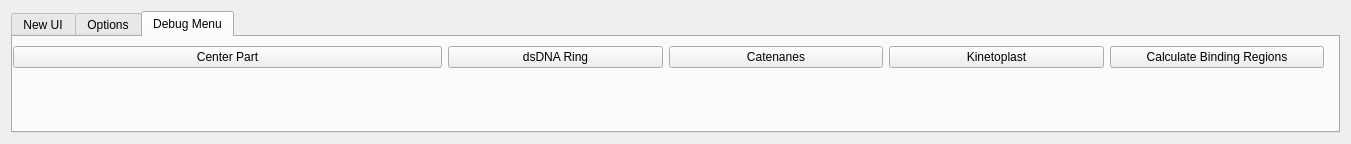
Above: AdenitaCoreSE/form/SEAdenitaCoreSEAppGUI.ui from edellano/Adenita-SAMSON-Edition before the change. Below: the same form after it.
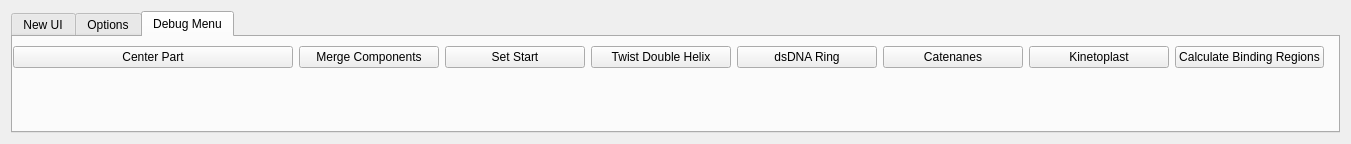
That is the form after the change.

Commit message: Added SetStart interaction, TwistDoubleHelix (not working) and MergeComponents (not working) to debug menu

Patch:
```diff
--- a/AdenitaCoreSE/form/SEAdenitaCoreSEAppGUI.ui
+++ b/AdenitaCoreSE/form/SEAdenitaCoreSEAppGUI.ui
@@ -467,27 +467,41 @@
           </rect>
          </property>
          <layout class="QGridLayout" name="gridLayout_3">
-          <item row="0" column="3">
-           <widget class="QPushButton" name="btnCatenanes">
-            <property name="text">
-             <string>Catenanes</string>
-            </property>
-           </widget>
-          </item>
-          <item row="0" column="2">
-           <widget class="QPushButton" name="btnDSRing">
-            <property name="text">
-             <string>dsDNA Ring</string>
-            </property>
-           </widget>
-          </item>
           <item row="0" column="4">
+           <widget class="QPushButton" name="btnTwistDoubleHelix">
+            <property name="text">
+             <string>Twist Double Helix</string>
+            </property>
+           </widget>
+          </item>
+          <item row="0" column="3">
+           <widget class="QPushButton" name="btnSetStart">
+            <property name="text">
+             <string>Set Start</string>
+            </property>
+           </widget>
+          </item>
+          <item row="0" column="7">
            <widget class="QPushButton" name="btnKinetoplast">
             <property name="text">
              <string>Kinetoplast</string>
             </property>
            </widget>
           </item>
+          <item row="0" column="5">
+           <widget class="QPushButton" name="btnDSRing">
+            <property name="text">
+             <string>dsDNA Ring</string>
+            </property>
+           </widget>
+          </item>
+          <item row="0" column="6">
+           <widget class="QPushButton" name="btnCatenanes">
+            <property name="text">
+             <string>Catenanes</string>
+            </property>
+           </widget>
+          </item>
           <item row="0" column="0" colspan="2">
            <widget class="QPushButton" name="btnCenterPart">
             <property name="text">
@@ -495,13 +509,20 @@
             </property>
            </widget>
           </item>
-          <item row="0" column="5">
+          <item row="0" column="8">
            <widget class="QPushButton" name="btnCalculateBindingRegions">
             <property name="text">
              <string>Calculate Binding Regions</string>
             </property>
            </widget>
           </item>
+          <item row="0" column="2">
+           <widget class="QPushButton" name="btnMergeComponents">
+            <property name="text">
+             <string>Merge Components</string>
+            </property>
+           </widget>
+          </item>
          </layout>
         </widget>
        </widget>
```
Left out of the diff: 51 changed lines with no effect on the pictures. The commit also changes 9 other files.
